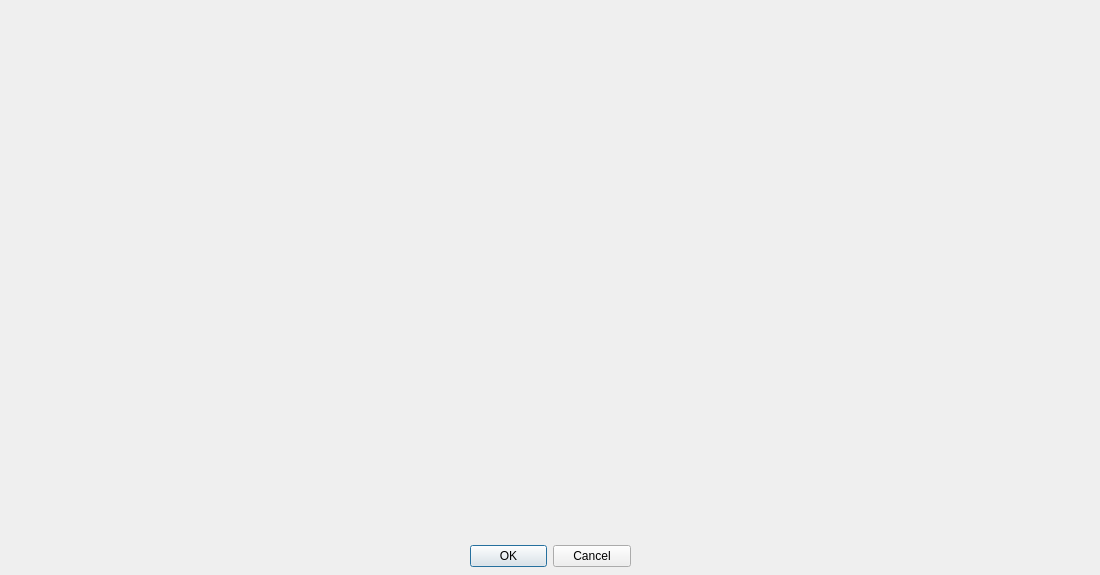
Above: portal/src/levelsettingsdialog.ui from zfrye06/Loque before the change. Below: the same form after it.
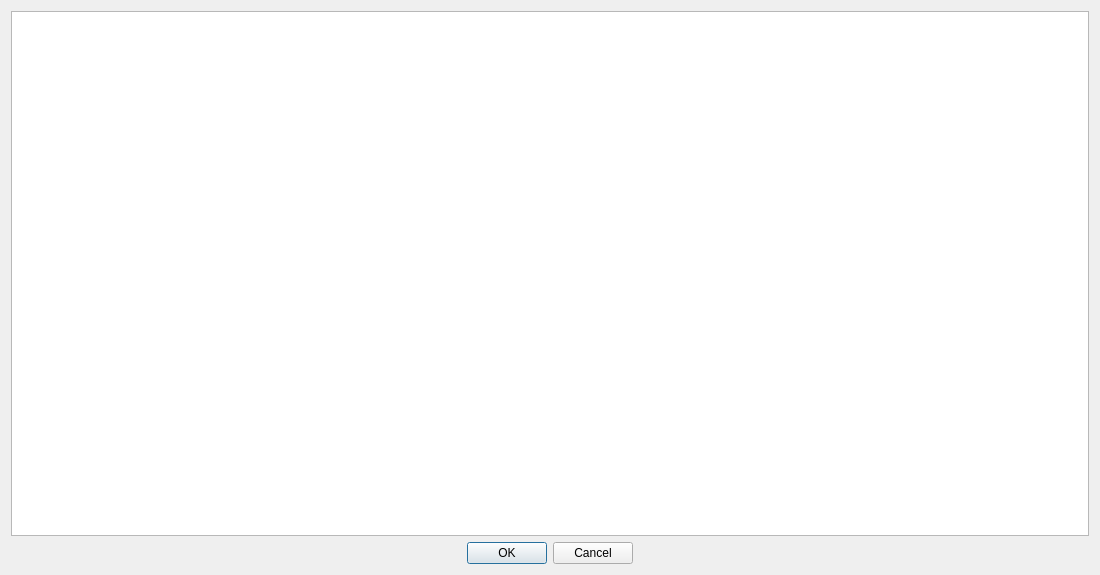
That is the form after the change.

```diff
--- a/portal/src/levelsettingsdialog.ui
+++ b/portal/src/levelsettingsdialog.ui
@@ -13,22 +13,24 @@
   <property name="windowTitle">
    <string>Dialog</string>
   </property>
+  <layout class="QVBoxLayout" name="verticalLayout">
+   <item>
+    <widget class="QListWidget" name="levelList"/>
+   </item>
+   <item>
   <widget class="QDialogButtonBox" name="buttonBox">
-   <property name="geometry">
-    <rect>
-     <x>470</x>
-     <y>540</y>
-     <width>161</width>
-     <height>32</height>
-    </rect>
-   </property>
    <property name="orientation">
     <enum>Qt::Horizontal</enum>
    </property>
    <property name="standardButtons">
     <set>QDialogButtonBox::Cancel|QDialogButtonBox::Ok</set>
    </property>
-  </widget>
+     <property name="centerButtons">
+      <bool>true</bool>
+     </property>
+    </widget>
+   </item>
+  </layout>
  </widget>
  <resources/>
  <connections>
```
Lines whose indentation alone changed are shown as unchanged.
